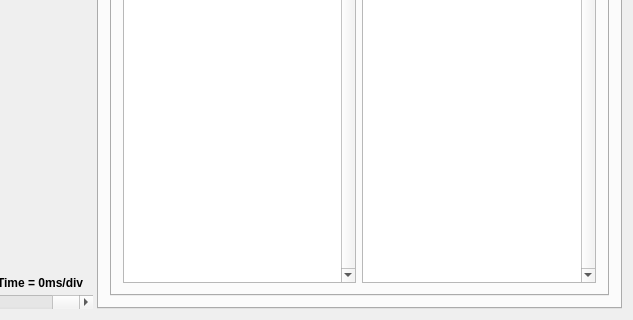
First picture: the form in xprotolabinterface.ui, repository ganzziani/xscopes-qt, before the edit; both pictures show x 217 to 850 and y 530 to 850 of the 850 by 850 pixel window.
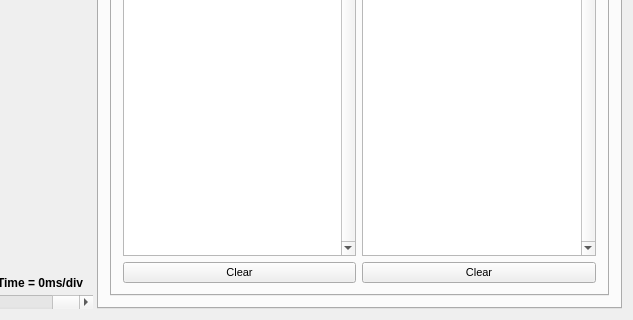
Second picture: the form after the edit. The open tabs and pages were chosen to show the change. Icons and pictures are not drawn. Custom widgets are drawn as their Qt base class.

Commit message: Added clear buttons to protocol sniffer

What changed in the file:
```diff
--- a/xprotolabinterface.ui
+++ b/xprotolabinterface.ui
@@ -4178,20 +4178,8 @@
                   </layout>
                  </item>
                  <item>
-                  <layout class="QHBoxLayout" name="horizontalLayout_75">
-                   <item>
-                    <widget class="QPlainTextEdit" name="mosiTextEdit">
-                     <property name="font">
-                      <font>
-                       <family>Courier</family>
-                      </font>
-                     </property>
-                     <property name="verticalScrollBarPolicy">
-                      <enum>Qt::ScrollBarAlwaysOn</enum>
-                     </property>
-                    </widget>
-                   </item>
-                   <item>
+                  <layout class="QGridLayout" name="gridLayout">
+                   <item row="0" column="1">
                     <widget class="QPlainTextEdit" name="misoTextEdit">
                      <property name="font">
                       <font>
@@ -4203,6 +4191,32 @@
                      </property>
                     </widget>
                    </item>
+                   <item row="0" column="0">
+                    <widget class="QPlainTextEdit" name="mosiTextEdit">
+                     <property name="font">
+                      <font>
+                       <family>Courier</family>
+                      </font>
+                     </property>
+                     <property name="verticalScrollBarPolicy">
+                      <enum>Qt::ScrollBarAlwaysOn</enum>
+                     </property>
+                    </widget>
+                   </item>
+                   <item row="1" column="0">
+                    <widget class="QPushButton" name="clearMosiButton">
+                     <property name="text">
+                      <string>Clear</string>
+                     </property>
+                    </widget>
+                   </item>
+                   <item row="1" column="1">
+                    <widget class="QPushButton" name="clearMisoButton">
+                     <property name="text">
+                      <string>Clear</string>
+                     </property>
+                    </widget>
+                   </item>
                   </layout>
                  </item>
                 </layout>
```
Left out of the diff: 31 changed lines with no effect on the pictures. The commit also changes 2 other files.
